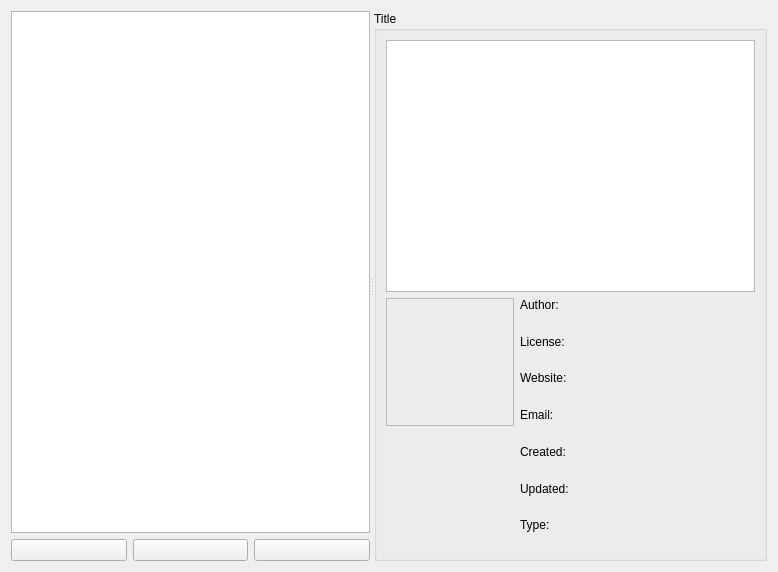
First picture: the form in plugins/extensions/resourcemanager/wdgdlgbundlemanager.ui, repository KDE/krita, before the edit.
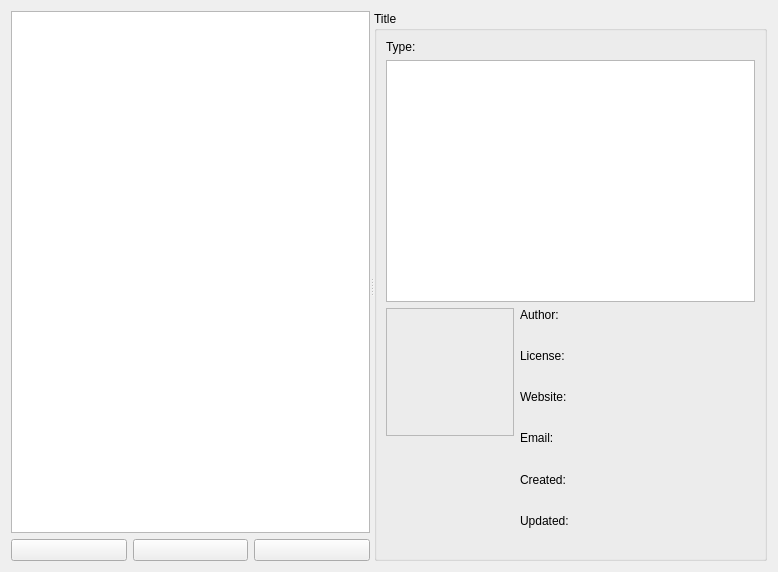
Second picture: the form after the edit. Icons and pictures are not drawn.

Commit message: Show abr and asl in the resource library manager

Patch:
```diff
--- a/plugins/extensions/resourcemanager/wdgdlgbundlemanager.ui
+++ b/plugins/extensions/resourcemanager/wdgdlgbundlemanager.ui
@@ -103,26 +103,6 @@
             </property>
            </widget>
           </item>
-          <item>
-           <widget class="QPushButton" name="bnNew">
-            <property name="sizePolicy">
-             <sizepolicy hsizetype="Minimum" vsizetype="Minimum">
-              <horstretch>0</horstretch>
-              <verstretch>0</verstretch>
-             </sizepolicy>
-            </property>
-            <property name="toolTip">
-             <string>Create a resource library</string>
-            </property>
-            <property name="text">
-             <string/>
-            </property>
-            <property name="icon">
-             <iconset theme="add">
-              <normaloff>.</normaloff>.</iconset>
-            </property>
-           </widget>
-          </item>
           <item>
            <widget class="QPushButton" name="bnToggle">
             <property name="sizePolicy">
@@ -143,6 +123,26 @@
             </property>
            </widget>
           </item>
+          <item>
+           <widget class="QPushButton" name="bnNew">
+            <property name="sizePolicy">
+             <sizepolicy hsizetype="Minimum" vsizetype="Minimum">
+              <horstretch>0</horstretch>
+              <verstretch>0</verstretch>
+             </sizepolicy>
+            </property>
+            <property name="toolTip">
+             <string>Create a resource library</string>
+            </property>
+            <property name="text">
+             <string/>
+            </property>
+            <property name="icon">
+             <iconset theme="add">
+              <normaloff>.</normaloff>.</iconset>
+            </property>
+           </widget>
+          </item>
          </layout>
         </widget>
        </item>
@@ -159,10 +159,43 @@
        <string>Title</string>
       </property>
       <layout class="QGridLayout" name="gridLayout">
-       <property name="sizeConstraint">
-        <enum>QLayout::SetDefaultConstraint</enum>
-       </property>
-       <item row="0" column="0" colspan="2">
+       <item row="0" column="0">
+        <layout class="QHBoxLayout" name="horizontalLayout_3">
+         <item>
+          <widget class="QLabel" name="label">
+           <property name="text">
+            <string>Type:</string>
+           </property>
+           <property name="alignment">
+            <set>Qt::AlignLeading|Qt::AlignLeft|Qt::AlignTop</set>
+           </property>
+           <property name="wordWrap">
+            <bool>true</bool>
+           </property>
+          </widget>
+         </item>
+         <item>
+          <widget class="QLabel" name="lblType">
+           <property name="sizePolicy">
+            <sizepolicy hsizetype="Preferred" vsizetype="Minimum">
+             <horstretch>0</horstretch>
+             <verstretch>0</verstretch>
+            </sizepolicy>
+           </property>
+           <property name="text">
+            <string/>
+           </property>
+           <property name="alignment">
+            <set>Qt::AlignLeading|Qt::AlignLeft|Qt::AlignTop</set>
+           </property>
+           <property name="wordWrap">
+            <bool>true</bool>
+           </property>
+          </widget>
+         </item>
+        </layout>
+       </item>
+       <item row="1" column="0">
         <widget class="QPlainTextEdit" name="lblDescription">
          <property name="sizePolicy">
           <sizepolicy hsizetype="Preferred" vsizetype="MinimumExpanding">
@@ -184,7 +217,7 @@
          </property>
         </widget>
        </item>
-       <item row="1" column="0" colspan="2">
+       <item row="2" column="0">
         <widget class="QWidget" name="wdgDetails" native="true">
          <layout class="QHBoxLayout" name="horizontalLayout_2">
           <property name="leftMargin">
@@ -501,38 +534,6 @@
                </property>
               </widget>
              </item>
-             <item row="6" column="0">
-              <widget class="QLabel" name="label">
-               <property name="text">
-                <string>Type:</string>
-               </property>
-               <property name="alignment">
-                <set>Qt::AlignLeading|Qt::AlignLeft|Qt::AlignTop</set>
-               </property>
-               <property name="wordWrap">
-                <bool>true</bool>
-               </property>
-              </widget>
-             </item>
-             <item row="6" column="1">
-              <widget class="QLabel" name="lblType">
-               <property name="sizePolicy">
-                <sizepolicy hsizetype="Preferred" vsizetype="Expanding">
-                 <horstretch>0</horstretch>
-                 <verstretch>0</verstretch>
-                </sizepolicy>
-               </property>
-               <property name="text">
-                <string/>
-               </property>
-               <property name="alignment">
-                <set>Qt::AlignLeading|Qt::AlignLeft|Qt::AlignTop</set>
-               </property>
-               <property name="wordWrap">
-                <bool>true</bool>
-               </property>
-              </widget>
-             </item>
             </layout>
            </widget>
           </item>
```
Left out of the diff: 2 changed lines with no effect on the pictures. The commit also changes 1 other file.
